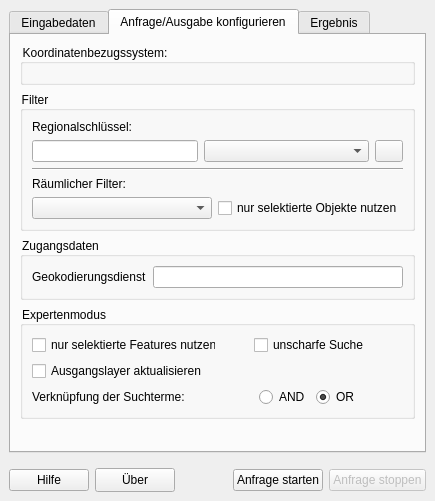
Qt form interface/ui/main_dockwidget.ui (de-bkg/qgis-geocoder) before a commit.
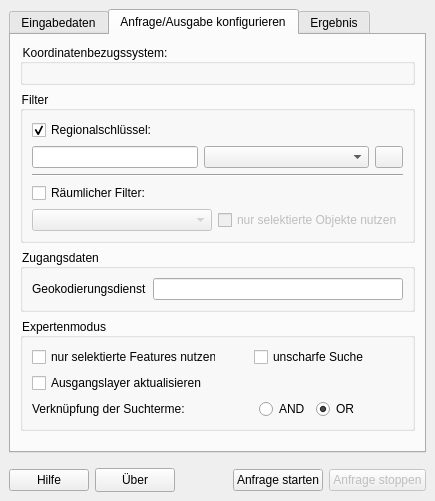
The same form after that commit. The open tabs and pages were chosen to show the change. Icons and pictures are not drawn. Custom widgets are drawn as their Qt base class.

Commit message: toggles for rs setting and spatial filter; disable combos of unused fields (instead of hiding)

Patch:
```diff
--- a/interface/ui/main_dockwidget.ui
+++ b/interface/ui/main_dockwidget.ui
@@ -355,10 +355,13 @@
           </property>
           <layout class="QVBoxLayout" name="verticalLayout_4">
            <item>
-            <widget class="QLabel" name="label_9">
+            <widget class="QCheckBox" name="use_rs_check">
              <property name="text">
               <string>Regionalschlüssel:</string>
              </property>
+             <property name="checked">
+              <bool>true</bool>
+             </property>
             </widget>
            </item>
            <item>
@@ -464,10 +467,13 @@
             </widget>
            </item>
            <item>
-            <widget class="QLabel" name="label_7">
+            <widget class="QCheckBox" name="use_spatial_filter">
              <property name="text">
               <string>Räumlicher Filter:</string>
              </property>
+             <property name="checked">
+              <bool>false</bool>
+             </property>
             </widget>
            </item>
            <item>
@@ -476,7 +482,10 @@
               <number>0</number>
              </property>
              <item>
-              <widget class="QgsMapLayerComboBox" name="restrictgeom_maplayercombobox">
+              <widget class="QgsMapLayerComboBox" name="spatial_filter_combo">
+               <property name="enabled">
+                <bool>false</bool>
+               </property>
                <property name="sizePolicy">
                 <sizepolicy hsizetype="Expanding" vsizetype="Fixed">
                  <horstretch>0</horstretch>
@@ -508,6 +517,9 @@
              </item>
              <item>
               <widget class="QCheckBox" name="onlyselectedpolygons_checkbox">
+               <property name="enabled">
+                <bool>false</bool>
+               </property>
                <property name="toolTip">
                 <string>&lt;html&gt;&lt;head/&gt;&lt;body&gt;&lt;p&gt;Beschränken Sie die Suche weiter auf lediglich die selektierten Objekte des gewählten Layers.&lt;/p&gt;&lt;/body&gt;&lt;/html&gt;</string>
                </property>
```
Left out of the diff: 69 changed lines with no effect on the pictures. The commit also changes 2 other files.
